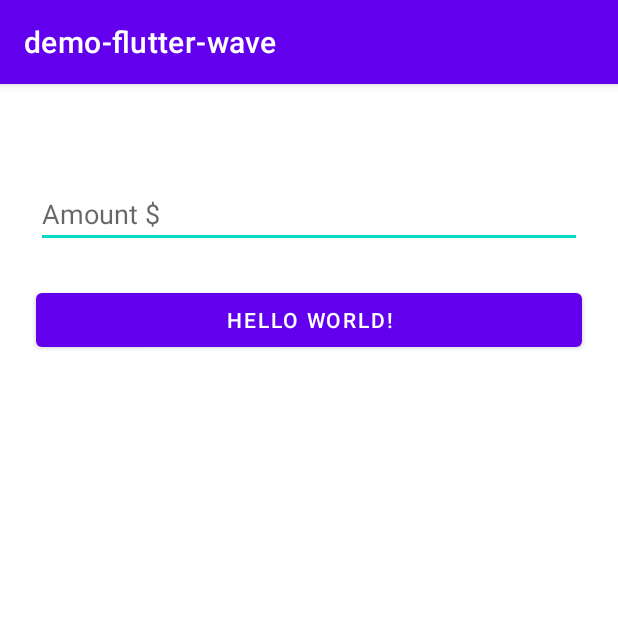
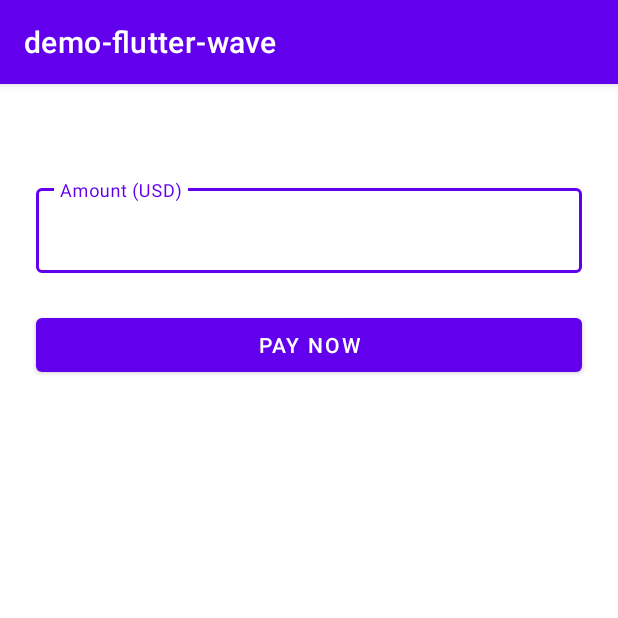
Before and after one commit to eric-ampire/demo-flutter-wave, an Android app: the screen it shows after launch (MainActivity), on a phone screen of 412 x 824 dp, the top half of it. Run offline under Robolectric (Android 15) with nearby library versions, the phone set to English and light mode, and no system bars; libraries missing offline, so code that uses them is left out: com.flutterwave.raveandroid.

Commit message:
Update Design

```diff
--- a/app/src/main/res/layout/activity_main.xml
+++ b/app/src/main/res/layout/activity_main.xml
@@ -6,18 +6,26 @@
     android:layout_height="match_parent"
     tools:context=".MainActivity">
 
-    <com.google.android.material.textfield.TextInputEditText
-        android:id="@+id/edAmout"
-        android:layout_width="match_parent"
-        android:layout_height="wrap_content"
+    <com.google.android.material.textfield.TextInputLayout
         android:layout_marginStart="24dp"
         android:layout_marginTop="64dp"
+        android:id="@+id/edAmountLayout"
         android:layout_marginEnd="24dp"
-        android:hint="Amount $"
-        android:inputType="numberDecimal"
+        android:layout_width="match_parent"
+        style="@style/Widget.MaterialComponents.TextInputLayout.OutlinedBox"
         app:layout_constraintEnd_toEndOf="@+id/btnPayment"
         app:layout_constraintStart_toStartOf="@+id/btnPayment"
-        app:layout_constraintTop_toTopOf="parent" />
+        app:layout_constraintTop_toTopOf="parent"
+        android:layout_height="wrap_content" >
+
+        <com.google.android.material.textfield.TextInputEditText
+            android:id="@+id/edAmout"
+            android:layout_width="match_parent"
+            android:layout_height="wrap_content"
+            android:hint="Amount (USD)"
+            android:inputType="numberDecimal" />
+    </com.google.android.material.textfield.TextInputLayout>
+
 
     <com.google.android.material.button.MaterialButton
         android:id="@+id/btnPayment"
@@ -25,9 +33,9 @@
         android:layout_height="wrap_content"
         android:layout_margin="24dp"
         android:layout_marginTop="8dp"
-        android:text="Hello World!"
+        android:text="Pay now"
         app:layout_constraintLeft_toLeftOf="parent"
         app:layout_constraintRight_toRightOf="parent"
-        app:layout_constraintTop_toBottomOf="@+id/edAmout" />
+        app:layout_constraintTop_toBottomOf="@+id/edAmountLayout" />
 
 </androidx.constraintlayout.widget.ConstraintLayout>
```
